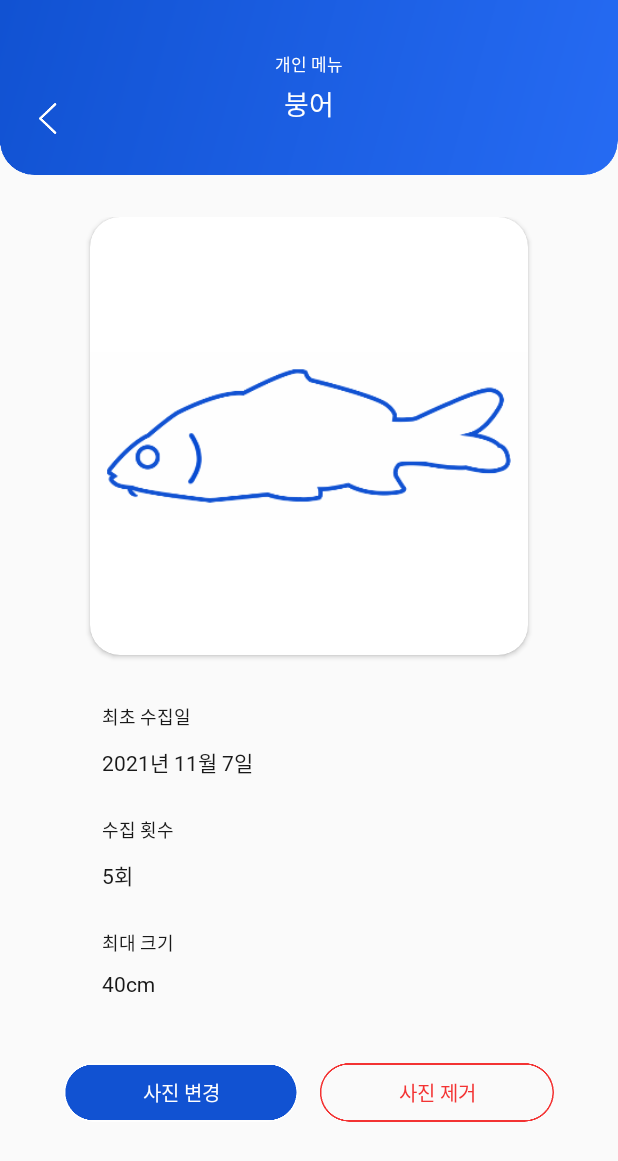
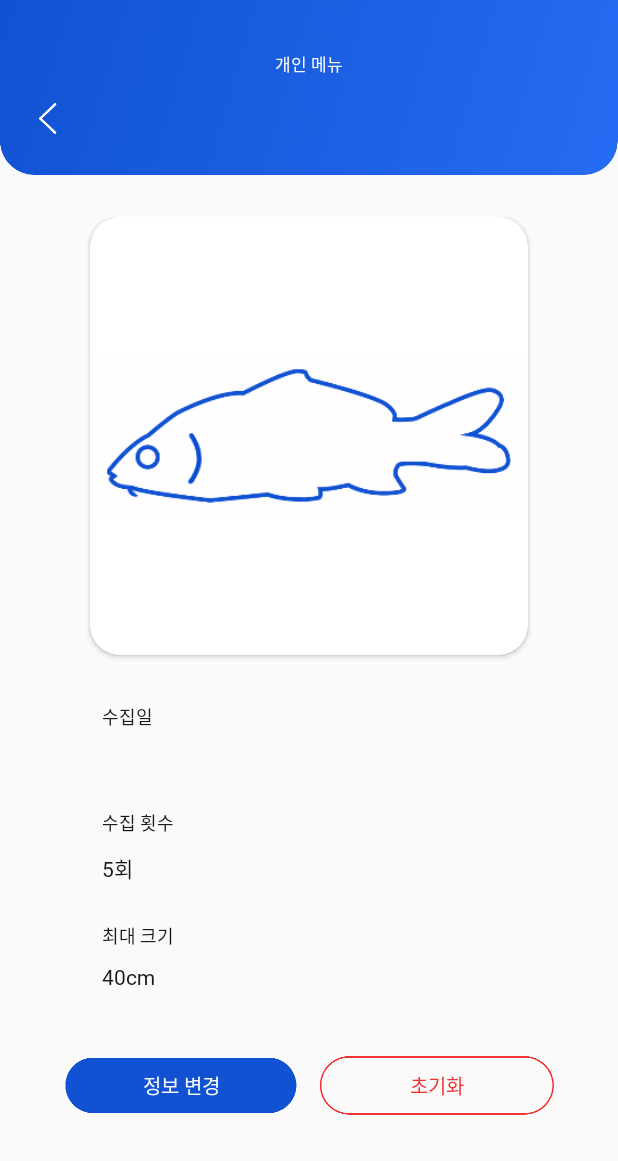
Before and after one commit to ThinkingDobby/FishTracker, an Android app: the CollectionDetailActivity screen opened directly, with no data from a screen before it, on a phone screen of 412 x 824 dp. Shown: the top 1161 px of the screen. Run offline under Robolectric (Android 15) with nearby library versions, the light colour scheme and no system bars.

Commit message:
Parcelable 객체 전달 기초 구현 완료
<FIN>
객체 전달 구현 완료
디자인 세부 수정
<TODO>
EditText, Button 이용해 정보 수정 구현
사진 선택 기능 구현
기록될 정보 결정

```diff
--- a/app/src/main/java/com/example/thinkingdobby/fishtracker/CollectionDetailActivity.kt
+++ b/app/src/main/java/com/example/thinkingdobby/fishtracker/CollectionDetailActivity.kt
@@ -4,6 +4,8 @@ import android.graphics.Color
 import android.support.v7.app.AppCompatActivity
 import android.os.Bundle
 import android.view.View
+import com.example.thinkingdobby.fishtracker.data.Fish
+import kotlinx.android.synthetic.main.activity_collection_detail.*
 
 class CollectionDetailActivity : AppCompatActivity() {
 
@@ -17,5 +19,15 @@ class CollectionDetailActivity : AppCompatActivity() {
                             View.SYSTEM_UI_FLAG_LAYOUT_FULLSCREEN
             statusBarColor = Color.TRANSPARENT
         }
+
+        collectionDetail_v_backArea.setOnClickListener {
+            finish()
+        }
+
+        val bundle = intent.extras
+        val fish = bundle?.getParcelable<Fish>("selectedFish")
+
+        collectionDetail_tv_titleMain.text = fish?.fishName
+        collectionDetail_tv_date.text = fish?.date
     }
 }
--- a/app/src/main/res/layout/activity_collection_detail.xml
+++ b/app/src/main/res/layout/activity_collection_detail.xml
@@ -52,6 +52,7 @@
         app:layout_constraintEnd_toEndOf="@id/collectionDetail_iv_top"/>
 
     <TextView
+        android:id="@+id/collectionDetail_tv_titleMain"
         android:layout_width="wrap_content"
         android:layout_height="wrap_content"
         android:text="붕어"
@@ -103,7 +104,7 @@
                 android:layout_height="wrap_content"
                 android:layout_marginTop="32dp"
                 android:layout_marginStart="8dp"
-                android:text="최초 수집일"
+                android:text="수집일"
                 android:includeFontPadding="false"
                 android:fontFamily="@font/noto_regular"
                 android:textColor="@color/colorDark"
@@ -227,7 +228,7 @@
             <TextView
                 android:layout_width="wrap_content"
                 android:layout_height="wrap_content"
-                android:text="사진 변경"
+                android:text="정보 변경"
                 android:textSize="13sp"
                 android:fontFamily="@font/noto_medium"
                 android:textColor="@color/colorWhite"
@@ -250,7 +251,7 @@
             <TextView
                 android:layout_width="wrap_content"
                 android:layout_height="wrap_content"
-                android:text="사진 제거"
+                android:text="초기화"
                 android:textSize="13sp"
                 android:fontFamily="@font/noto_medium"
                 android:textColor="@color/colorRed"
```
